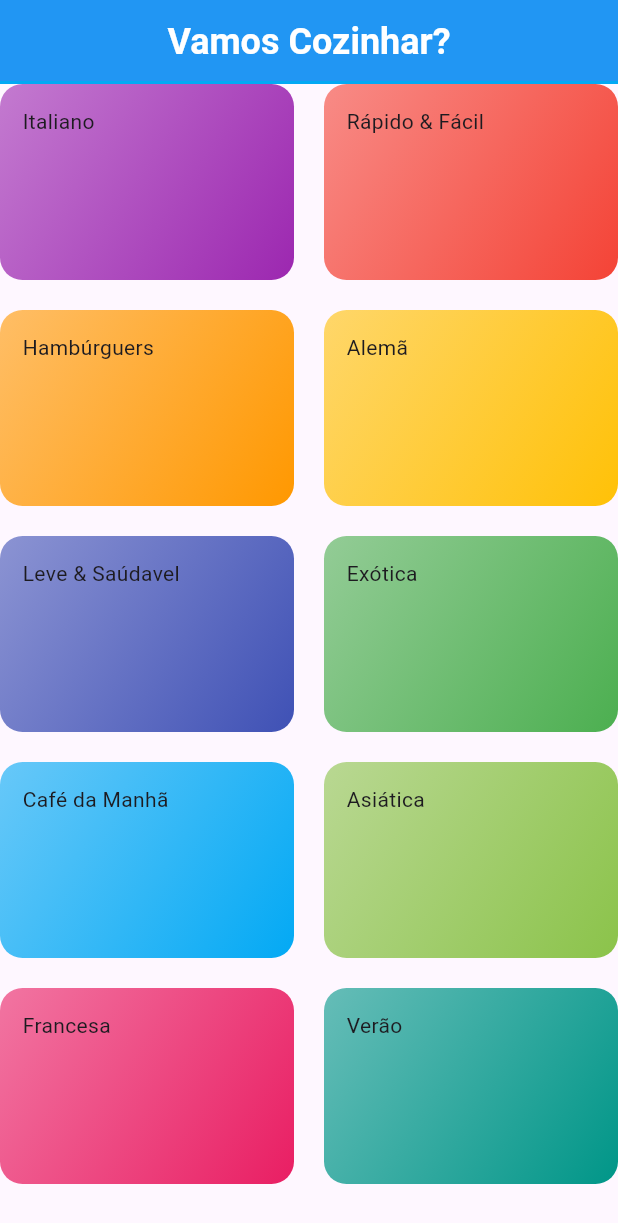
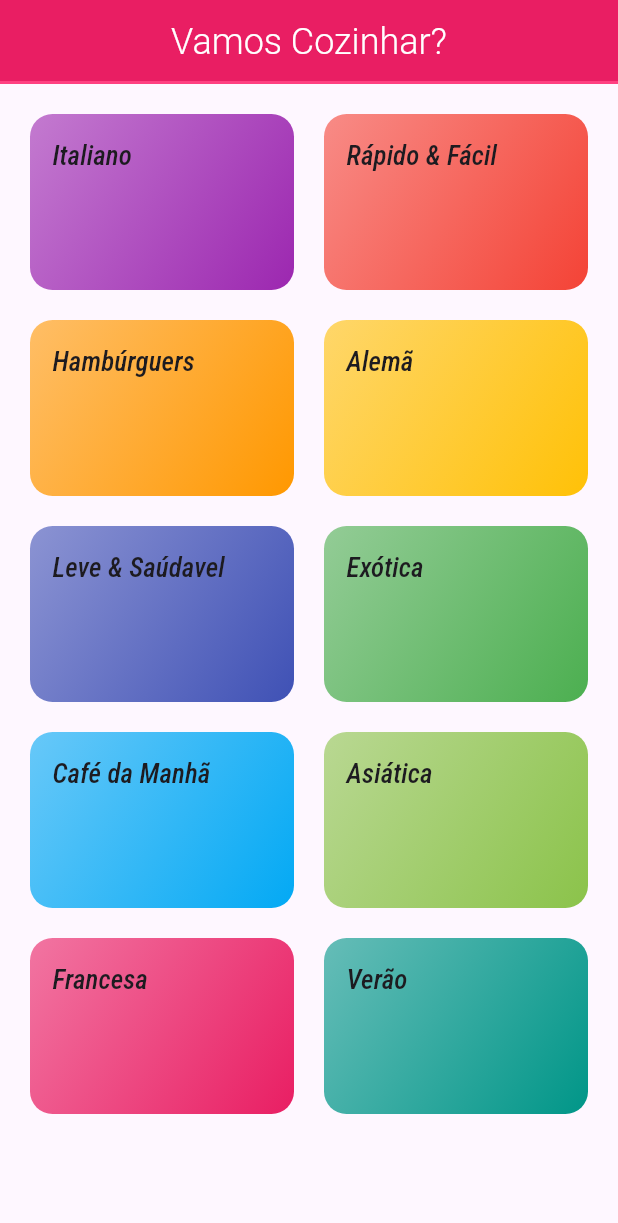
Before and after one commit to Debora-Mind/Meals, a Flutter app: the screen it shows after launch, on a phone screen of 412 x 824 dp. Shown: the top 1223 px of the screen. Run offline on Flutter 3.47's test engine with Material 3 defaults, Android fonts, the phone set to English and light mode, and no system bars; Roboto replaces fonts that are missing (Realway).

Commit message:
Adição de fontes
Fontes adicionadas e aplicadas ao tema do APP

```diff
--- a/lib/components/category_item.dart
+++ b/lib/components/category_item.dart
@@ -21,6 +21,10 @@ class CategoryItem extends StatelessWidget {
         ),
         borderRadius: BorderRadius.circular(15),
       ),
-        child: Text(category.title));
+      child: Text(
+        category.title,
+        style: Theme.of(context).textTheme.titleSmall,
+      ),
+    );
   }
 }
--- a/lib/data/dummy_data.dart
+++ b/lib/data/dummy_data.dart
@@ -1,7 +1,7 @@
 import 'package:flutter/material.dart';
 import '../models/category.dart';
 
-const DUMMY_CATEGORIES = const [
+const DUMMY_CATEGORIES = [
   Category(
     id: 'c1',
     title: 'Italiano',
--- a/lib/main.dart
+++ b/lib/main.dart
@@ -12,18 +12,48 @@ class MyApp extends StatelessWidget {
     return MaterialApp(
       title: 'Vamos Cozinhar?',
       theme: ThemeData(
-        primarySwatch: Colors.blue,
+        primarySwatch: Colors.pink,
+        hintColor: Colors.amber,
+        fontFamily: 'Raleway',
+        canvasColor: const Color.fromRGBO(255, 254, 229, 1),
+        textTheme: ThemeData.light().textTheme.copyWith(
+              bodySmall: const TextStyle(
+                color: Color.fromARGB(255, 61, 61, 61),
+              ),
+              bodyMedium: const TextStyle(
+                color: Colors.black,
+              ),
+              bodyLarge: const TextStyle(
+                color: Colors.black,
+              ),
+              titleSmall: const TextStyle(
+                fontSize: 18,
+                fontFamily: 'RobotoCondensed',
+                fontStyle: FontStyle.italic,
+              ),
+              titleMedium: const TextStyle(
+                fontSize: 20,
+                fontFamily: 'RobotoCondensed',
+                fontWeight: FontWeight.normal,
+              ),
+              titleLarge: const TextStyle(
+                fontSize: 20,
+                fontFamily: 'RobotoCondensed',
+                fontWeight: FontWeight.bold,
+              ),
+            ),
         appBarTheme: const AppBarTheme(
-          backgroundColor: Colors.blue,
+          backgroundColor: Colors.pink,
           titleTextStyle: TextStyle(
             color: Colors.white,
             fontSize: 24,
-            fontWeight: FontWeight.bold,
+            fontFamily: 'Realway',
+            fontWeight: FontWeight.w300,
           ),
           centerTitle: true,
           shape: Border(
             bottom: BorderSide(
-              color: Colors.lightBlue,
+              color: Colors.pinkAccent,
               width: 2,
             ),
           ),
@@ -35,6 +65,7 @@ class MyApp extends StatelessWidget {
 }
 
 class MyHomePage extends StatefulWidget {
+  const MyHomePage({super.key});
   @override
   _MyHomePageState createState() => _MyHomePageState();
 }
@@ -44,9 +75,9 @@ class _MyHomePageState extends State<MyHomePage> {
   Widget build(BuildContext context) {
     return Scaffold(
       appBar: AppBar(
-        title: Text('Vamos Cozinhar?'),
+        title: const Text('Vamos Cozinhar?'),
       ),
-      body: Center(
+      body: const Center(
         child: Text('Navegar é preciso!!'),
       ),
     );
--- a/lib/screens/categories_screen.dart
+++ b/lib/screens/categories_screen.dart
@@ -12,6 +12,7 @@ class CategoriesScreen extends StatelessWidget {
         title: const Text('Vamos Cozinhar?'),
       ),
       body: GridView(
+        padding: const EdgeInsets.all(20),
         gridDelegate: const SliverGridDelegateWithMaxCrossAxisExtent(
           maxCrossAxisExtent: 200,
           childAspectRatio: 3 / 2,
```
Also changed, not shown: pubspec.yaml (+18 -11 lines), lib/assets/Raleway-Black.ttf (added), lib/assets/Raleway-Bold.ttf (added), lib/assets/Raleway-Regular.ttf (added), lib/assets/RobotoCondensed-Bold.ttf (added), lib/assets/RobotoCondensed-Italic.ttf (added), lib/assets/RobotoCondensed-Light.ttf (added), lib/assets/RobotoCondensed-Regular.ttf (added). Lines whose indentation alone changed are shown as unchanged.
